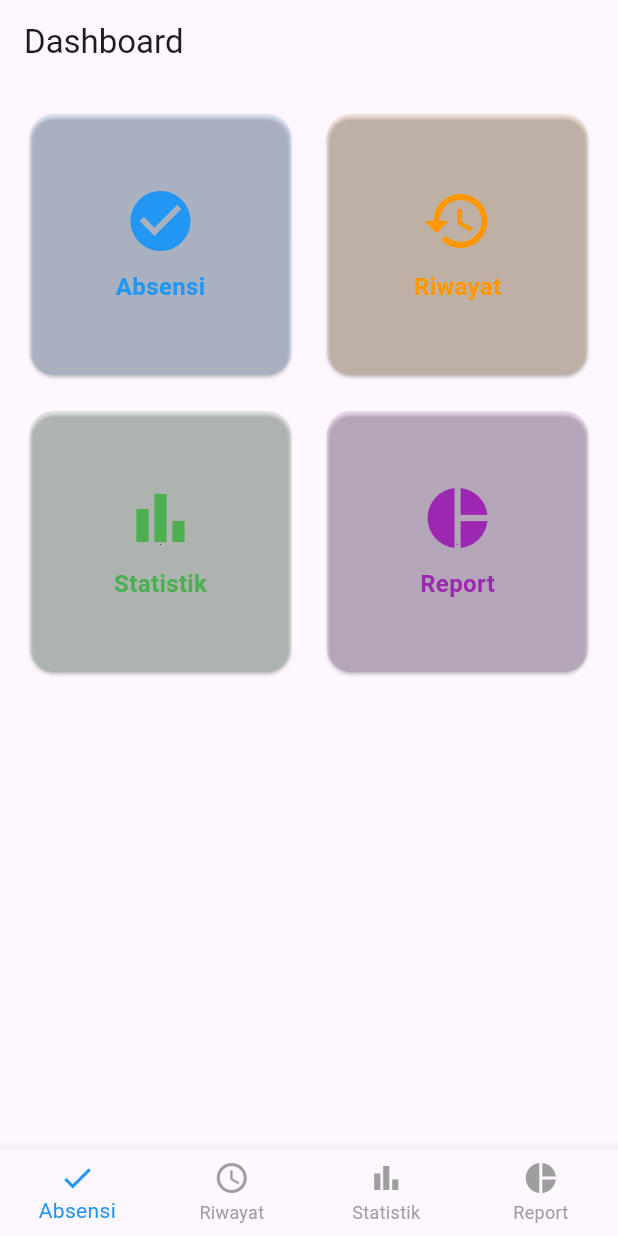
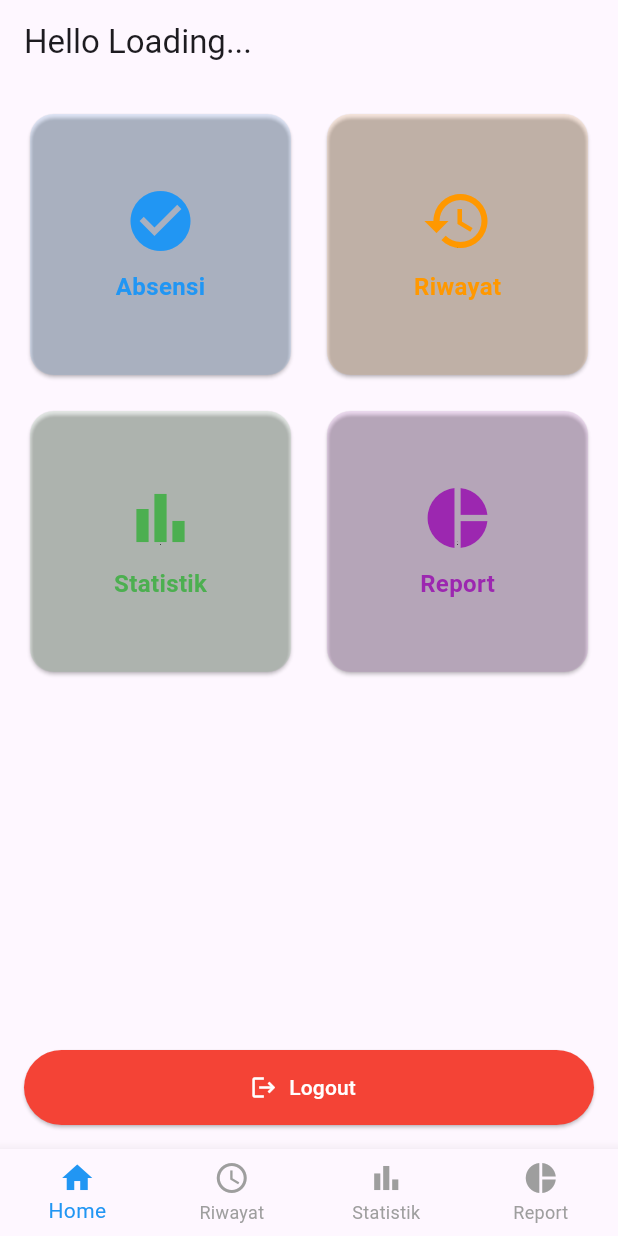
Before and after one commit to renwidjaya/app_presensi, a Flutter app: the DashboardScreen screen opened by its route, on a phone screen of 412 x 824 dp. Run offline on Flutter 3.47's test engine with Material 3 defaults, Android fonts, the phone set to English and light mode, and no system bars; our stand-ins replace flutter_secure_storage, go_router, permission_handler; missing offline and left inert: flutter_face_api; accounts and stored records are empty.

Commit message:
update screen

```diff
--- a/lib/features/home/dashboard_screen.dart
+++ b/lib/features/home/dashboard_screen.dart
@@ -1,17 +1,56 @@
 import 'package:flutter/material.dart';
 import 'package:go_router/go_router.dart';
-import '../../widgets/bottom_nav.dart';
+import 'package:app_presensi/widgets/bottom_nav.dart';
+import 'package:app_presensi/services/local_storage_service.dart';
 
-class DashboardScreen extends StatelessWidget {
+class DashboardScreen extends StatefulWidget {
   const DashboardScreen({super.key});
+
+  @override
+  State<DashboardScreen> createState() => _DashboardScreenState();
+}
+
+class _DashboardScreenState extends State<DashboardScreen> {
+  String? userName;
+  String? token;
+
+  @override
+  void initState() {
+    super.initState();
+    _loadUserData();
+  }
+
+  Future<void> _loadUserData() async {
+    final userData = await LocalStorageService.getUserData();
+    final storedToken = await LocalStorageService.getToken();
+
+    if (userData != null) {
+      setState(() {
+        userName = userData['nama'];
+        token = storedToken;
+      });
+
+      print('✅ User: $userData');
+      print('✅ Token: $storedToken');
+    }
+  }
+
+  void _logout(BuildContext context) async {
+    await LocalStorageService.clear();
+    if (!context.mounted) return;
+    context.go('/');
+  }
 
   @override
   Widget build(BuildContext context) {
     return Scaffold(
-      appBar: AppBar(title: const Text('Dashboard')),
+      appBar: AppBar(title: Text('Hello ${userName ?? "Loading..."}')),
       bottomNavigationBar: const BottomNav(currentIndex: 0),
       body: Padding(
         padding: const EdgeInsets.all(16.0),
+        child: Column(
+          children: [
+            Expanded(
               child: GridView.count(
                 crossAxisCount: 2,
                 mainAxisSpacing: 16,
@@ -44,6 +83,20 @@ class DashboardScreen extends StatelessWidget {
                 ],
               ),
             ),
+            const SizedBox(height: 16),
+            ElevatedButton.icon(
+              onPressed: () => _logout(context),
+              icon: const Icon(Icons.logout),
+              label: const Text("Logout"),
+              style: ElevatedButton.styleFrom(
+                backgroundColor: Colors.red,
+                foregroundColor: Colors.white,
+                minimumSize: const Size.fromHeight(50),
+              ),
+            ),
+          ],
+        ),
+      ),
     );
   }
 }
@@ -52,19 +105,19 @@ class _DashboardCard extends StatelessWidget {
   final String title;
   final IconData icon;
   final Color color;
-  final VoidCallback onTap; // Tambahkan ini
+  final VoidCallback onTap;
 
   const _DashboardCard({
     required this.title,
     required this.icon,
     required this.color,
-    required this.onTap, // Tambahkan ini juga
+    required this.onTap,
   });
 
   @override
   Widget build(BuildContext context) {
     return InkWell(
-      onTap: onTap, // Tambahkan aksi di sini
+      onTap: onTap,
       borderRadius: BorderRadius.circular(16),
       child: Card(
         color: color.withOpacity(0.1),
--- a/lib/widgets/bottom_nav.dart
+++ b/lib/widgets/bottom_nav.dart
@@ -32,7 +32,7 @@ class BottomNav extends StatelessWidget {
       selectedItemColor: Colors.blue,
       unselectedItemColor: Colors.grey,
       items: const [
-        BottomNavigationBarItem(icon: Icon(Icons.check), label: 'Absensi'),
+        BottomNavigationBarItem(icon: Icon(Icons.home), label: 'Home'),
         BottomNavigationBarItem(
           icon: Icon(Icons.access_time),
           label: 'Riwayat',
```
Also changed, not shown: lib/app/routes/app_routes.dart (+14 -0 lines), lib/constants/api_base.dart (+11 -9 lines), lib/features/home/riwayat_screen.dart (+61 -8 lines), lib/services/api_service.dart (+5 -2 lines), lib/services/local_storage_service.dart (+10 -10 lines), pubspec.yaml (+1 -67 lines), pubspec.lock, 5 other files. Lines whose indentation alone changed are shown as unchanged.
